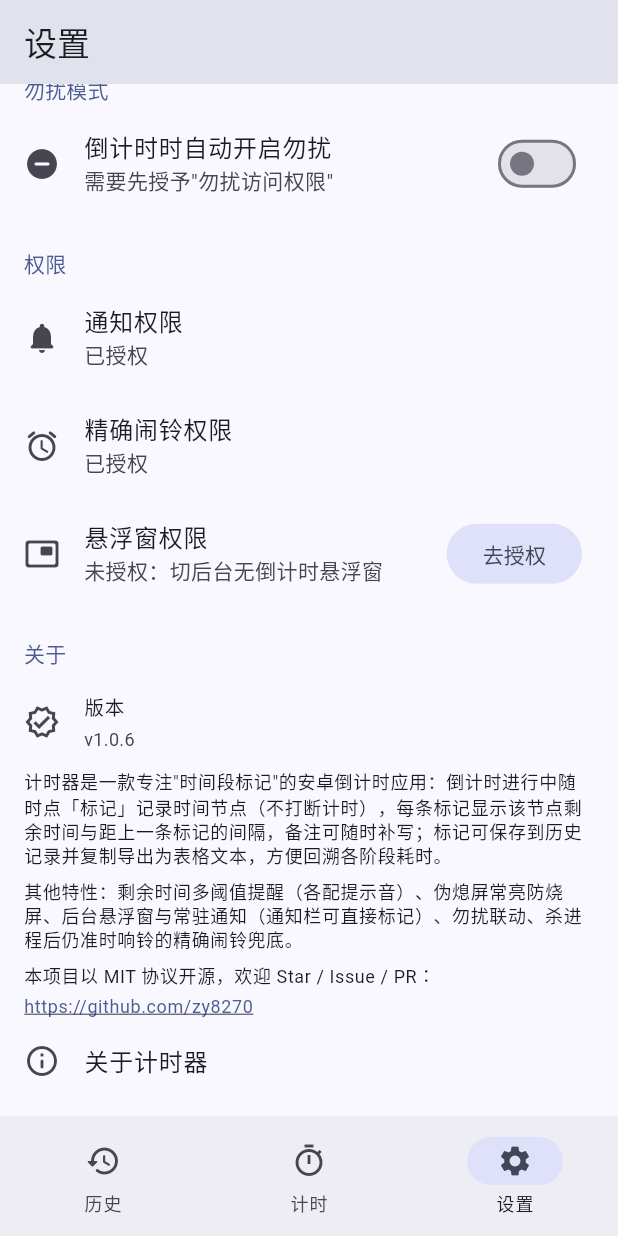
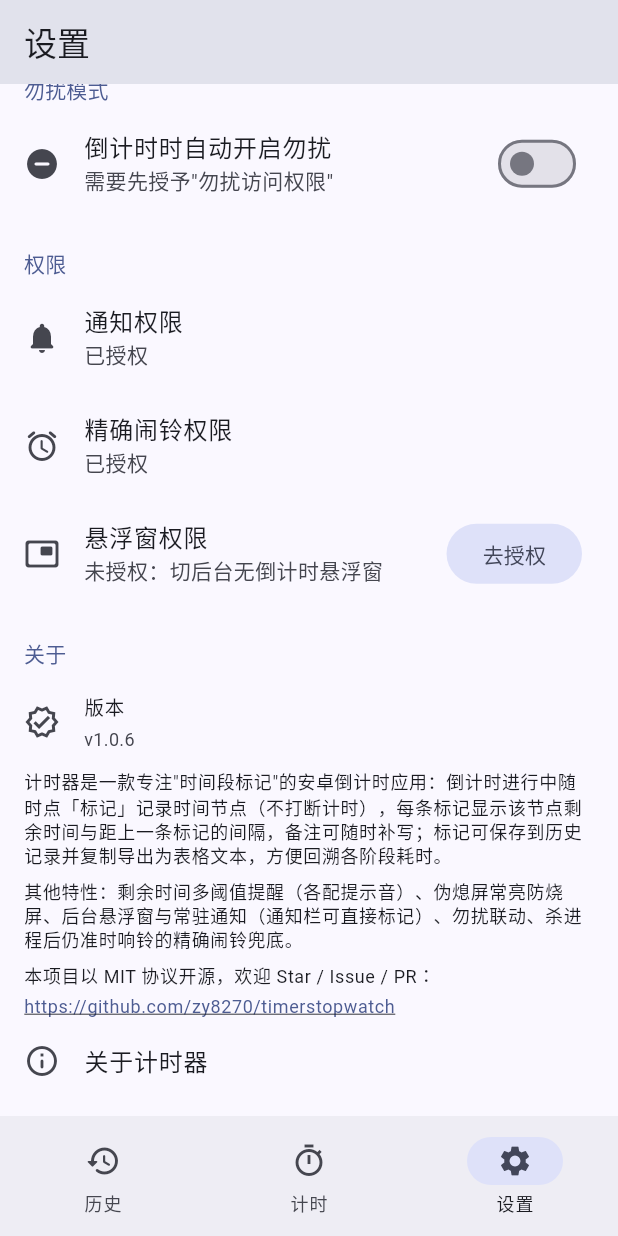
Before and after one commit to zy8270/timerstopwatch, a Flutter app: the screen it shows after launch, item 3 of the bottom bar chosen, scrolled down 954 dp, on a phone screen of 412 x 824 dp. Run offline on Flutter 3.47's test engine with Material 3 defaults, Android fonts, the phone set to English and light mode, and no system bars; our stand-ins replace flutter_riverpod, shared_preferences, wakelock_plus.

Commit message:
ui: 关于页主页链接改为仓库地址 github.com/zy8270/timerstopwatch

```diff
--- a/lib/ui/pages/settings_page.dart
+++ b/lib/ui/pages/settings_page.dart
@@ -281,11 +281,11 @@ class _SettingsPageState extends ConsumerState<SettingsPage> with WidgetsBinding
                 const SizedBox(height: 4),
                 InkWell(
                   onTap: () async {
-                    final url = Uri.parse('https://github.com/zy8270');
+                    final url = Uri.parse('https://github.com/zy8270/timerstopwatch');
                     await launchUrl(url, mode: LaunchMode.externalApplication);
                   },
                   child: Text(
-                    'https://github.com/zy8270',
+                    'https://github.com/zy8270/timerstopwatch',
                     style: theme.textTheme.bodySmall?.copyWith(
                       color: theme.colorScheme.primary,
                       decoration: TextDecoration.underline,
```
